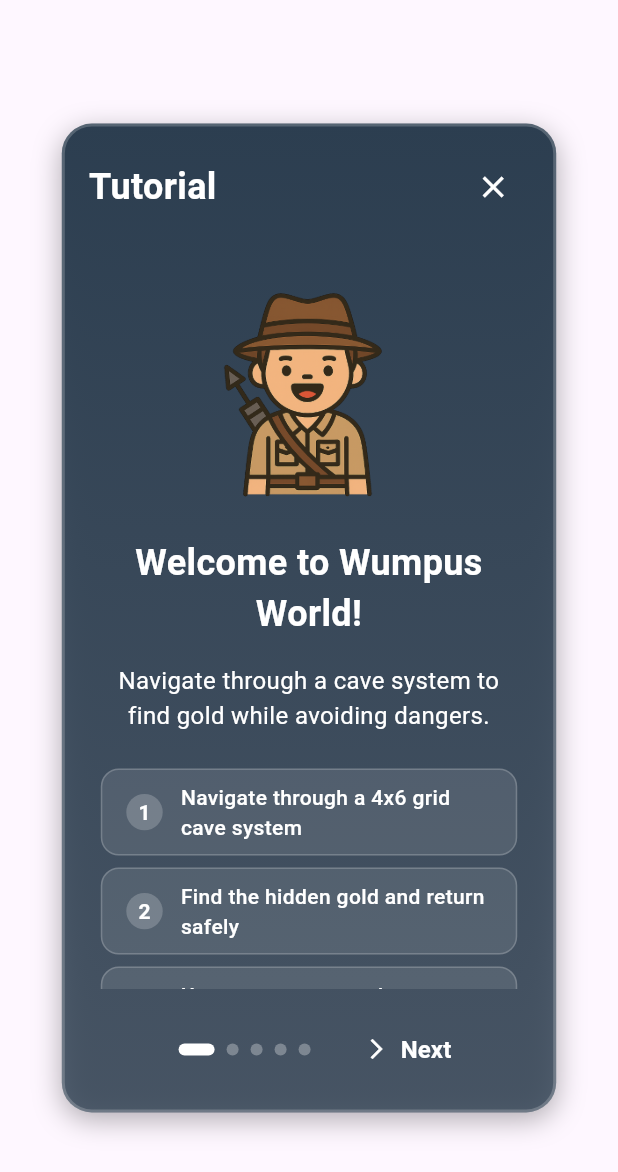
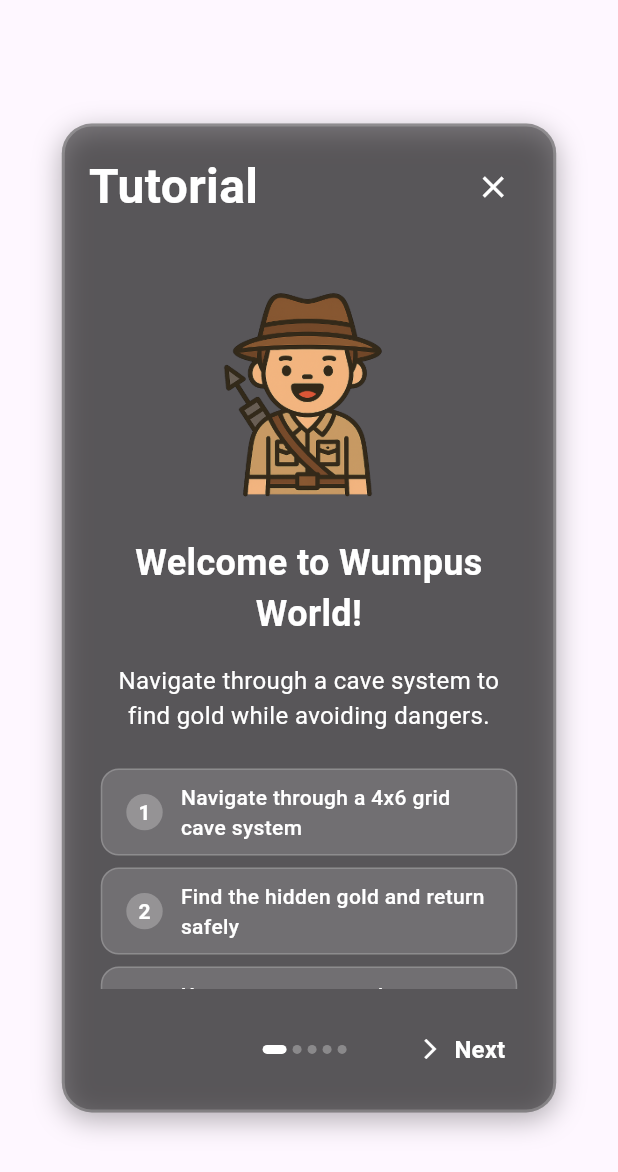
Before and after one commit to dbsmsen/wumpus-universe, a Flutter app: the TutorialDialog widget shown alone on an empty page, opened directly, on a phone screen of 412 x 824 dp. Shown: the top 1172 px of the screen. Run offline on Flutter 3.47's test engine with Material 3 defaults, Android fonts, the phone set to English and light mode, and no system bars; our stand-ins replace cloud_firestore, firebase_auth, firebase_core, font_awesome_flutter, google_sign_in; accounts and stored records are empty.

Commit message:
updated screen tutorial_dialog.dart.dart

```diff
--- a/lib/widgets/tutorial_dialog.dart
+++ b/lib/widgets/tutorial_dialog.dart
@@ -121,14 +121,7 @@ class _TutorialDialogState extends State<TutorialDialog> {
         width: MediaQuery.of(context).size.width * 0.8,
         height: MediaQuery.of(context).size.height * 0.8,
         decoration: BoxDecoration(
-          gradient: LinearGradient(
-            begin: Alignment.topCenter,
-            end: Alignment.bottomCenter,
-            colors: [
-              pageColors[currentPage],
-              pageColors[currentPage].withOpacity(0.8),
-            ],
-          ),
+          color: Colors.black.withOpacity(0.5),
           borderRadius: BorderRadius.circular(20),
           border: Border.all(
             color: Colors.white.withOpacity(0.2),
@@ -152,7 +145,7 @@ class _TutorialDialogState extends State<TutorialDialog> {
                   const Text(
                     'Tutorial',
                     style: TextStyle(
-                      fontSize: 24,
+                      fontSize: 32,
                       fontWeight: FontWeight.bold,
                       color: Colors.white,
                     ),
@@ -167,7 +160,8 @@ class _TutorialDialogState extends State<TutorialDialog> {
             Expanded(
               child: PageView.builder(
                 controller: _pageController,
-                physics: const NeverScrollableScrollPhysics(), // Prevent swiping
+                physics:
+                    const NeverScrollableScrollPhysics(), // Prevent swiping
                 itemCount: pages.length,
                 itemBuilder: (context, index) {
                   final page = pages[index];
@@ -220,7 +214,7 @@ class _TutorialDialogState extends State<TutorialDialog> {
                                       padding: const EdgeInsets.symmetric(
                                           horizontal: 16, vertical: 8),
                                       decoration: BoxDecoration(
-                                        color: Colors.white.withOpacity(0.1),
+                                        color: Colors.white.withOpacity(0.15),
                                         borderRadius: BorderRadius.circular(12),
                                         border: Border.all(
                                           color: Colors.white.withOpacity(0.2),
@@ -229,12 +223,14 @@ class _TutorialDialogState extends State<TutorialDialog> {
                                       ),
                                       child: Center(
                                         child: Row(
-                                          mainAxisAlignment: MainAxisAlignment.center,
+                                          mainAxisAlignment:
+                                              MainAxisAlignment.center,
                                           children: [
                                             Container(
                                               padding: const EdgeInsets.all(8),
                                               decoration: BoxDecoration(
-                                                color: Colors.white.withOpacity(0.2),
+                                                color: Colors.white
+                                                    .withOpacity(0.25),
                                                 shape: BoxShape.circle,
                                               ),
                                               child: Text(
@@ -269,11 +265,10 @@ class _TutorialDialogState extends State<TutorialDialog> {
                 },
               ),
             ),
-
             Padding(
               padding: const EdgeInsets.all(16.0),
               child: Row(
-                mainAxisAlignment: MainAxisAlignment.center,
+                mainAxisAlignment: MainAxisAlignment.spaceBetween,
                 children: [
                   if (currentPage > 0)
                     TextButton.icon(
@@ -293,27 +288,30 @@ class _TutorialDialogState extends State<TutorialDialog> {
                           fontWeight: FontWeight.w600,
                         ),
                       ),
-                    ),
-                  const SizedBox(width: 20),
-                  Row(
+                    )
+                  else
+                    const SizedBox(width: 80), // Placeholder for alignment
+                  SizedBox(
+                    width: 120, // Fixed width for dots container
+                    child: Row(
                       mainAxisAlignment: MainAxisAlignment.center,
                       children: List.generate(
                         pages.length,
                         (dotIndex) => AnimatedContainer(
                           duration: const Duration(milliseconds: 300),
-                        margin: const EdgeInsets.symmetric(horizontal: 4),
-                        width: currentPage == dotIndex ? 24 : 8,
-                        height: 8,
+                          margin: const EdgeInsets.symmetric(horizontal: 2),
+                          width: currentPage == dotIndex ? 16 : 6,
+                          height: 6,
                           decoration: BoxDecoration(
                             color: currentPage == dotIndex
                                 ? Colors.white
                                 : Colors.white.withOpacity(0.3),
-                          borderRadius: BorderRadius.circular(4),
+                            borderRadius: BorderRadius.circular(3),
                           ),
                         ),
                       ),
                     ),
-                  const SizedBox(width: 20),
+                  ),
                   if (currentPage < pages.length - 1)
                     TextButton.icon(
                       onPressed: () {
```
Lines whose indentation alone changed are shown as unchanged.
